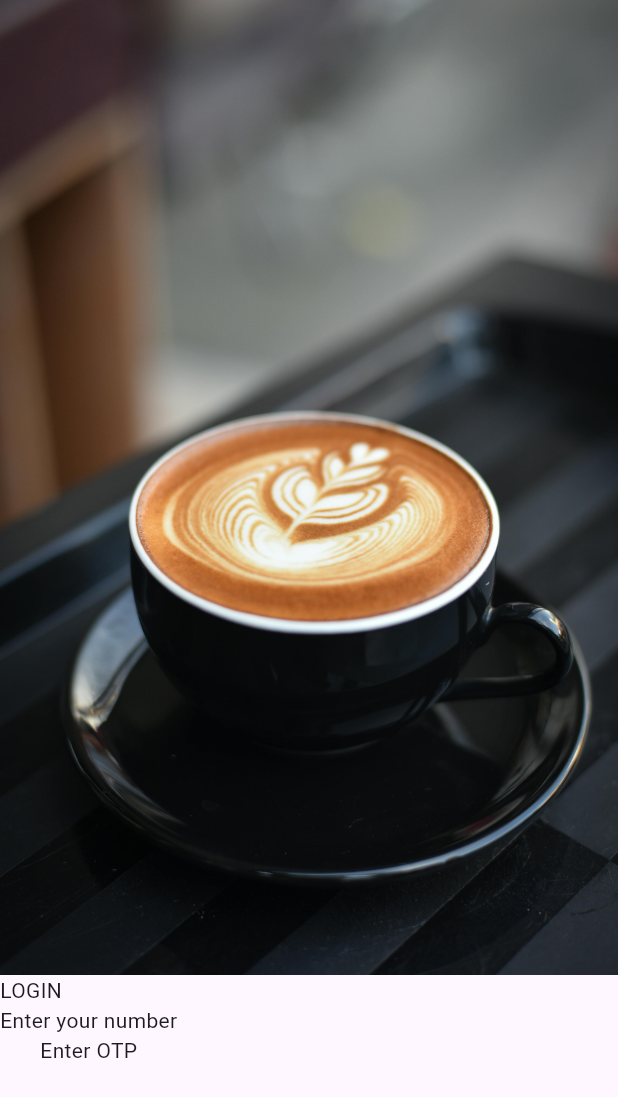
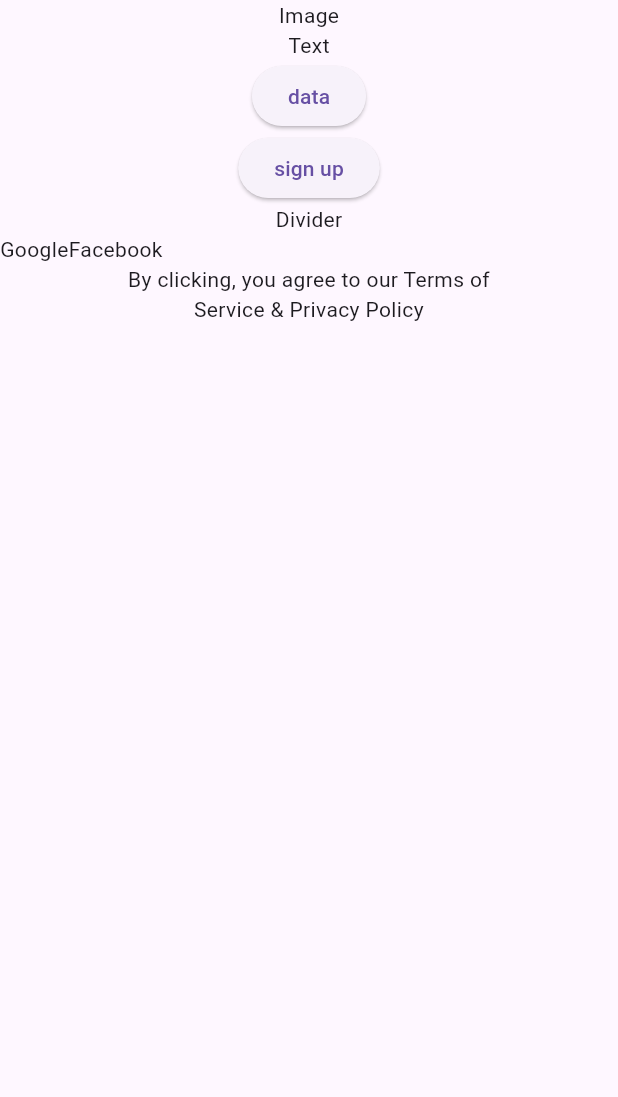
Before and after one commit to FCPongs/Flutter_SimpleMSA, a Flutter app: the screen it shows after launch, on a phone screen of 412 x 824 dp. Shown: the top 1097 px of the screen. Run offline on Flutter 3.47's test engine with Material 3 defaults, Android fonts, the phone set to English and light mode, and no system bars.

Commit message:
Structured main screen

```diff
--- a/lib/main.dart
+++ b/lib/main.dart
@@ -1,4 +1,5 @@
 import 'package:cs3midlogin/screens/login.dart';
+import 'package:cs3midlogin/screens/mainScreen.dart';
 import 'package:flutter/material.dart';
 
 
@@ -11,10 +12,13 @@ class MainApp extends StatelessWidget {
 
   @override
   Widget build(BuildContext context) {
-    return const MaterialApp(
-      home: Scaffold(
-        body: login(),
-      ),
+    return MaterialApp(
+      initialRoute: '/',
+
+      routes: {
+        '/': (context) => const mainScreen(),
+        '/login': (context) => const login(),
+      },
     );
   }
 }
--- /dev/null
+++ b/lib/screens/mainScreen.dart
@@ -0,0 +1,62 @@
+import 'package:flutter/material.dart';
+
+class mainScreen extends StatelessWidget {
+  const mainScreen({super.key});
+
+  @override
+  Widget build(BuildContext context) {
+    return Scaffold(
+      body: LayoutBuilder(
+        builder: (context, constraints) {
+          return Column(
+            children: [
+              //! Image
+              Container(
+                child: const Text("Image"),
+              ),
+
+              //! Text
+              const Text("Text"),
+
+              //! Buttons
+              Column(
+                children: [
+                  //* Login button
+                  Container(
+                    child:
+                        ElevatedButton(onPressed: () {}, child: Text('data')),
+                  ),
+
+                  //* Signup button
+                  Container(
+                    child: ElevatedButton(
+                        onPressed: () {}, child: Text('sign up')),
+                  )
+                ],
+              ),
+              //! Divider
+              Container(child: const Text('Divider')),
+
+              //! Logo buttons
+              const Row(
+                children: [Text('Google'), Text('Facebook')],
+              ),
+
+              //! Agreement text
+              Center(
+                child: Container(
+                  width: 250,
+                  child: const Text(
+                    "By clicking, you agree to our Terms of Service & Privacy Policy",
+                    softWrap: true,
+                    textAlign: TextAlign.center,
+                  ),
+                ),
+              )
+            ],
+          );
+        },
+      ),
+    );
+  }
+}
```
Also changed, not shown: lib/screens/login.dart (+78 -12 lines).
